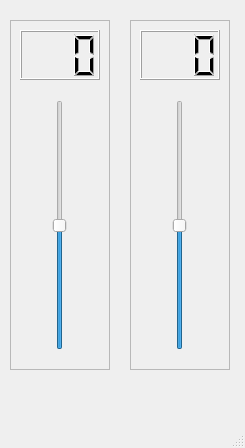
Before: the Qt Designer form src/mbot_movement_control_qt/src/mainwindow.ui in sopper08/mbot, drawn with Qt 5.
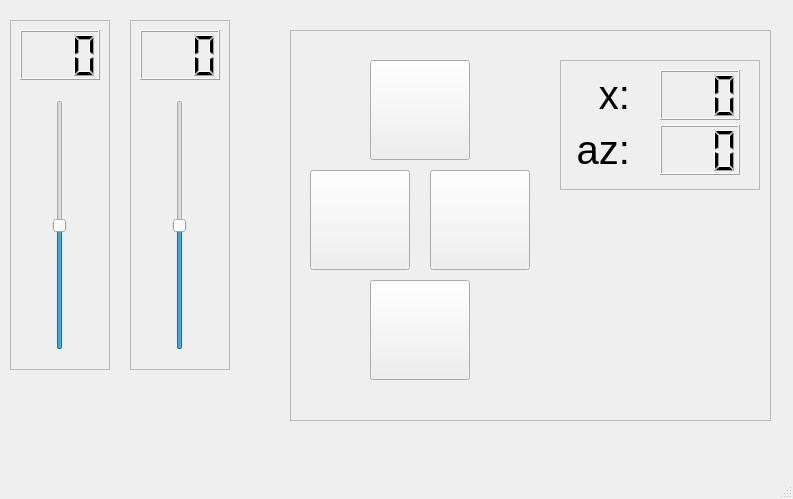
After: the same form once the commit is applied. Icons and pictures are not drawn.

Patch:
```diff
--- a/src/mbot_movement_control_qt/src/mainwindow.ui
+++ b/src/mbot_movement_control_qt/src/mainwindow.ui
@@ -6,8 +6,8 @@
    <rect>
     <x>0</x>
     <y>0</y>
-    <width>245</width>
-    <height>448</height>
+    <width>793</width>
+    <height>499</height>
    </rect>
   </property>
   <property name="windowTitle">
@@ -110,6 +110,188 @@
      </property>
     </widget>
    </widget>
+   <widget class="QFrame" name="frame_button_control">
+    <property name="geometry">
+     <rect>
+      <x>290</x>
+      <y>30</y>
+      <width>481</width>
+      <height>391</height>
+     </rect>
+    </property>
+    <property name="frameShape">
+     <enum>QFrame::StyledPanel</enum>
+    </property>
+    <property name="frameShadow">
+     <enum>QFrame::Raised</enum>
+    </property>
+    <widget class="QPushButton" name="pushButton_up">
+     <property name="geometry">
+      <rect>
+       <x>80</x>
+       <y>30</y>
+       <width>100</width>
+       <height>100</height>
+      </rect>
+     </property>
+     <property name="text">
+      <string/>
+     </property>
+     <property name="iconSize">
+      <size>
+       <width>80</width>
+       <height>80</height>
+      </size>
+     </property>
+    </widget>
+    <widget class="QPushButton" name="pushButton_left">
+     <property name="geometry">
+      <rect>
+       <x>20</x>
+       <y>140</y>
+       <width>100</width>
+       <height>100</height>
+      </rect>
+     </property>
+     <property name="text">
+      <string/>
+     </property>
+     <property name="iconSize">
+      <size>
+       <width>80</width>
+       <height>80</height>
+      </size>
+     </property>
+    </widget>
+    <widget class="QFrame" name="frame_val">
+     <property name="geometry">
+      <rect>
+       <x>270</x>
+       <y>30</y>
+       <width>200</width>
+       <height>130</height>
+      </rect>
+     </property>
+     <property name="frameShape">
+      <enum>QFrame::StyledPanel</enum>
+     </property>
+     <property name="frameShadow">
+      <enum>QFrame::Raised</enum>
+     </property>
+     <widget class="QLCDNumber" name="lcdNumber_x">
+      <property name="geometry">
+       <rect>
+        <x>100</x>
+        <y>10</y>
+        <width>80</width>
+        <height>50</height>
+       </rect>
+      </property>
+      <property name="digitCount">
+       <number>3</number>
+      </property>
+      <property name="intValue" stdset="0">
+       <number>0</number>
+      </property>
+     </widget>
+     <widget class="QLabel" name="label_x">
+      <property name="geometry">
+       <rect>
+        <x>10</x>
+        <y>10</y>
+        <width>60</width>
+        <height>50</height>
+       </rect>
+      </property>
+      <property name="font">
+       <font>
+        <pointsize>30</pointsize>
+       </font>
+      </property>
+      <property name="layoutDirection">
+       <enum>Qt::LeftToRight</enum>
+      </property>
+      <property name="text">
+       <string>x:</string>
+      </property>
+      <property name="alignment">
+       <set>Qt::AlignRight|Qt::AlignTrailing|Qt::AlignVCenter</set>
+      </property>
+     </widget>
+     <widget class="QLabel" name="label_az">
+      <property name="geometry">
+       <rect>
+        <x>10</x>
+        <y>65</y>
+        <width>60</width>
+        <height>50</height>
+       </rect>
+      </property>
+      <property name="font">
+       <font>
+        <pointsize>30</pointsize>
+       </font>
+      </property>
+      <property name="text">
+       <string>az:</string>
+      </property>
+      <property name="alignment">
+       <set>Qt::AlignRight|Qt::AlignTrailing|Qt::AlignVCenter</set>
+      </property>
+     </widget>
+     <widget class="QLCDNumber" name="lcdNumber_az">
+      <property name="geometry">
+       <rect>
+        <x>100</x>
+        <y>65</y>
+        <width>80</width>
+        <height>50</height>
+       </rect>
+      </property>
+      <property name="digitCount">
+       <number>3</number>
+      </property>
+     </widget>
+    </widget>
+    <widget class="QPushButton" name="pushButton_down">
+     <property name="geometry">
+      <rect>
+       <x>80</x>
+       <y>250</y>
+       <width>100</width>
+       <height>100</height>
+      </rect>
+     </property>
+     <property name="text">
+      <string/>
+     </property>
+     <property name="iconSize">
+      <size>
+       <width>80</width>
+       <height>80</height>
+      </size>
+     </property>
+    </widget>
+    <widget class="QPushButton" name="pushButton_right">
+     <property name="geometry">
+      <rect>
+       <x>140</x>
+       <y>140</y>
+       <width>100</width>
+       <height>100</height>
+      </rect>
+     </property>
+     <property name="text">
+      <string/>
+     </property>
+     <property name="iconSize">
+      <size>
+       <width>80</width>
+       <height>80</height>
+      </size>
+     </property>
+    </widget>
+   </widget>
   </widget>
   <widget class="QMenuBar" name="menubar">
    <property name="geometry">
```
Left out of the diff: 6 changed lines with no effect on the pictures.
